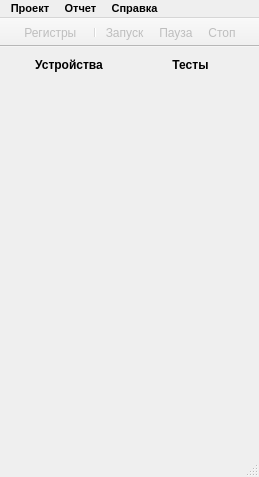
Before: the Qt Designer form tgca/mainwindow.ui in Veala/host_tgca-for-t_hsc, drawn with Qt 5.
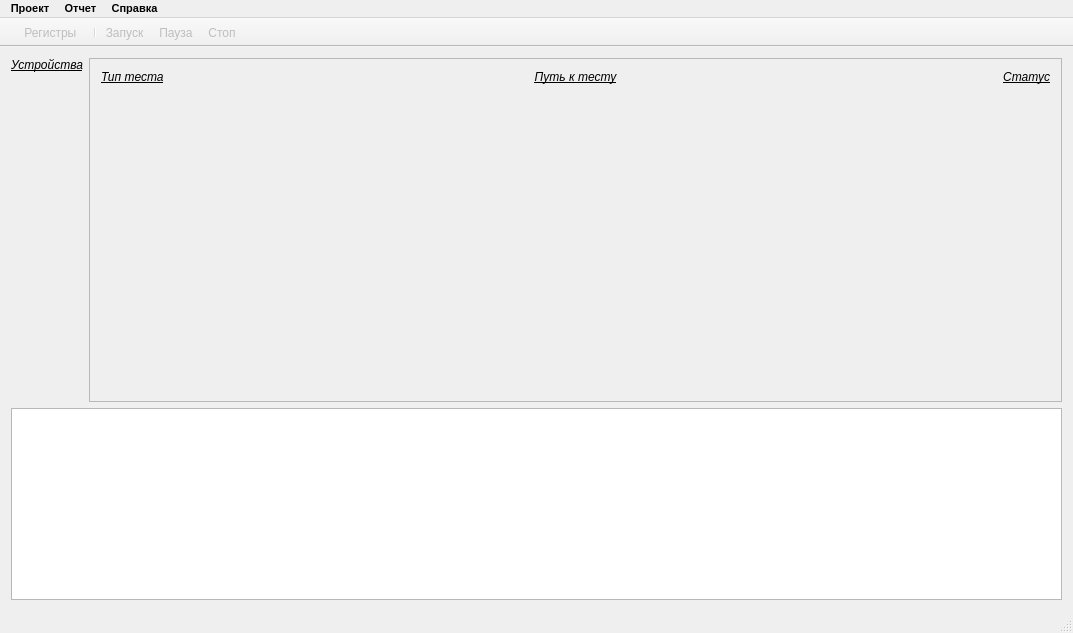
After: the same form once the commit is applied. Icons and pictures are not drawn.

Patch:
```diff
--- a/tgca/mainwindow.ui
+++ b/tgca/mainwindow.ui
@@ -6,8 +6,8 @@
    <rect>
     <x>0</x>
     <y>0</y>
-    <width>259</width>
-    <height>477</height>
+    <width>1073</width>
+    <height>633</height>
    </rect>
   </property>
   <property name="windowTitle">
@@ -18,15 +18,32 @@
     <normaloff>:/pictogram/shield_red_2348.png</normaloff>:/pictogram/shield_red_2348.png</iconset>
   </property>
   <widget class="QWidget" name="centralWidget">
-   <layout class="QHBoxLayout" name="horizontalLayout">
-    <item>
+   <layout class="QGridLayout" name="gridLayout">
+    <item row="1" column="0" colspan="2">
+     <widget class="QTextBrowser" name="textBrowser">
+      <property name="sizePolicy">
+       <sizepolicy hsizetype="Expanding" vsizetype="Fixed">
+        <horstretch>0</horstretch>
+        <verstretch>0</verstretch>
+       </sizepolicy>
+      </property>
+      <property name="font">
+       <font>
+        <pointsize>7</pointsize>
+       </font>
+      </property>
+     </widget>
+    </item>
+    <item row="0" column="0">
      <layout class="QVBoxLayout" name="deviceLayout">
       <item>
        <widget class="QLabel" name="labeDevicesTitle">
         <property name="font">
          <font>
-          <weight>75</weight>
-          <bold>true</bold>
+          <weight>50</weight>
+          <italic>true</italic>
+          <bold>false</bold>
+          <underline>true</underline>
          </font>
         </property>
         <property name="contextMenuPolicy">
@@ -58,26 +75,77 @@
       </item>
      </layout>
     </item>
+    <item row="0" column="1">
+     <widget class="QScrollArea" name="scrollArea">
+      <property name="widgetResizable">
+       <bool>true</bool>
+      </property>
+      <widget class="QWidget" name="scrollLayout">
+       <property name="geometry">
+        <rect>
+         <x>0</x>
+         <y>0</y>
+         <width>967</width>
+         <height>320</height>
+        </rect>
+       </property>
+       <layout class="QVBoxLayout" name="verticalLayout">
     <item>
-     <layout class="QVBoxLayout" name="testLayout">
+         <layout class="QHBoxLayout" name="horizontalLayout">
       <item>
        <widget class="QLabel" name="labelTestsTitle">
         <property name="font">
          <font>
-          <weight>75</weight>
-          <bold>true</bold>
+              <weight>50</weight>
+              <italic>true</italic>
+              <bold>false</bold>
+              <underline>true</underline>
          </font>
         </property>
         <property name="contextMenuPolicy">
          <enum>Qt::CustomContextMenu</enum>
         </property>
         <property name="text">
-         <string>Тесты</string>
+             <string>Тип теста</string>
         </property>
         <property name="alignment">
-         <set>Qt::AlignBottom|Qt::AlignHCenter</set>
-        </property>
-       </widget>
+             <set>Qt::AlignLeading|Qt::AlignLeft|Qt::AlignVCenter</set>
+            </property>
+           </widget>
+          </item>
+          <item>
+           <widget class="QLabel" name="label">
+            <property name="font">
+             <font>
+              <italic>true</italic>
+              <underline>true</underline>
+             </font>
+            </property>
+            <property name="text">
+             <string>Путь к тесту</string>
+            </property>
+            <property name="alignment">
+             <set>Qt::AlignCenter</set>
+            </property>
+           </widget>
+          </item>
+          <item>
+           <widget class="QLabel" name="label_2">
+            <property name="font">
+             <font>
+              <italic>true</italic>
+              <underline>true</underline>
+             </font>
+            </property>
+            <property name="text">
+             <string>Статус</string>
+            </property>
+            <property name="alignment">
+             <set>Qt::AlignRight|Qt::AlignTrailing|Qt::AlignVCenter</set>
+            </property>
+           </widget>
+          </item>
+         </layout>
       </item>
       <item>
        <layout class="QVBoxLayout" name="tests"/>
@@ -90,12 +158,14 @@
         <property name="sizeHint" stdset="0">
          <size>
           <width>20</width>
-          <height>40</height>
+            <height>266</height>
          </size>
         </property>
        </spacer>
       </item>
      </layout>
+      </widget>
+     </widget>
     </item>
    </layout>
   </widget>
@@ -139,8 +209,8 @@
     <rect>
      <x>0</x>
      <y>0</y>
-     <width>259</width>
-     <height>18</height>
+     <width>1073</width>
+     <height>22</height>
     </rect>
    </property>
    <property name="font">
```
Lines whose indentation alone changed are shown as unchanged.
